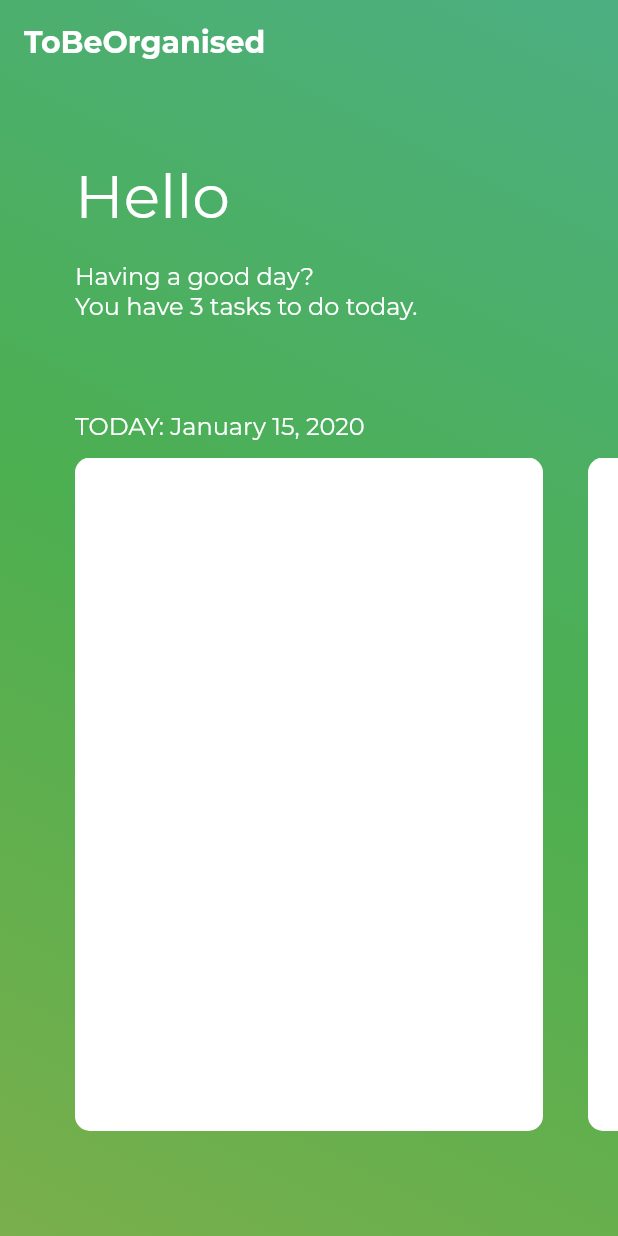
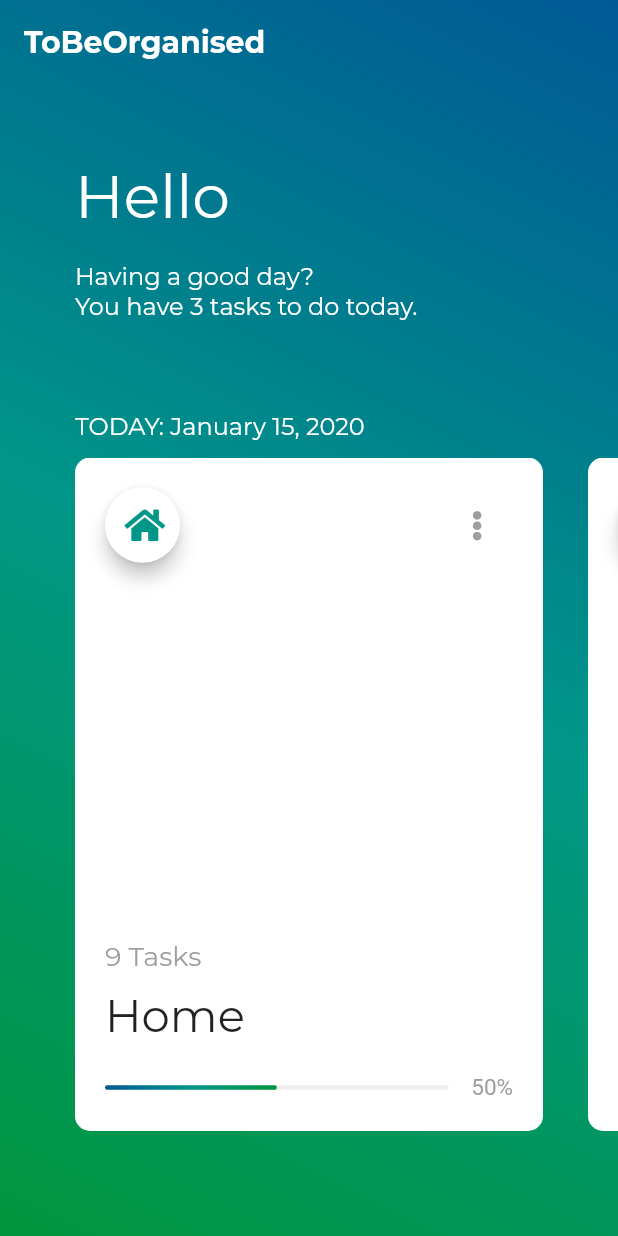
Before and after one commit to bnctth/ToBeOrganised, a Flutter app: the screen it shows after launch, on a phone screen of 412 x 824 dp. Run offline on Flutter 3.47's test engine with Material 2 defaults, Android fonts, the phone set to English and light mode, and no system bars; our stand-ins replace font_awesome_flutter, simple_animations; missing offline and left inert: swipedetector.

Commit message:
category card layout

```diff
--- a/lib/components/background.dart
+++ b/lib/components/background.dart
@@ -1,29 +1,78 @@
 import 'package:flutter/material.dart';
+import 'package:provider/provider.dart';
 import 'package:simple_animations/simple_animations.dart';
 
+import '../models/tasks.dart';
 
-class GradientBackground extends StatelessWidget {
-  final List<Color> oldColors;
-  final List<Color> currentColors;
+class GradientBackground extends StatefulWidget {
+  @override
+  _GradientBackgroundState createState() => _GradientBackgroundState();
+}
 
-  GradientBackground(this.oldColors, this.currentColors);
+class _GradientBackgroundState extends State<GradientBackground> {
+  List<Color> oldColors;
+  List<Color> currentColors;
+  MultiTrackTween tween;
+
+  @override
+  void initState() {
+    super.initState();
+    oldColors = Provider
+        .of<Tasks>(context, listen: false)
+        .oldColors;
+    currentColors = Provider
+        .of<Tasks>(context, listen: false)
+        .currentColors;
+  }
+
+  @override
+  void didChangeDependencies() {
+    super.didChangeDependencies();
+    Provider.of<Tasks>(context, listen: false).addListener(() {
+      print('most');
+      setState(() {
+        oldColors = Provider
+            .of<Tasks>(context, listen: false)
+            .oldColors;
+        currentColors =
+            Provider
+                .of<Tasks>(context, listen: false)
+                .currentColors;
+        print(oldColors);
+      });
+    });
+  }
 
   @override
   Widget build(BuildContext context) {
-    var tween = MultiTrackTween([
+
+    return Animation(tween: MultiTrackTween([
       Track("color1").add(Duration(milliseconds: 500),
           ColorTween(begin: oldColors[0], end: currentColors[0])),
       Track("color2").add(Duration(milliseconds: 500),
           ColorTween(begin: oldColors[1], end: currentColors[1])),
       Track("color3").add(Duration(milliseconds: 500),
           ColorTween(begin: oldColors[2], end: currentColors[2]))
-    ]);
+    ]));
+  }
+}
 
+class Animation extends StatelessWidget {
+  const Animation({
+    Key key,
+    @required this.tween,
+  }) : super(key: key);
+
+  final MultiTrackTween tween;
+
+  @override
+  Widget build(BuildContext context) {
     return ControlledAnimation(
       tween: tween,
       duration: tween.duration,
       playback: Playback.PLAY_FORWARD,
-      builder: (context, animation) => Container(
+      builder: (context, animation) {
+        return Container(
           height: double.infinity,
           width: double.infinity,
           decoration: BoxDecoration(
@@ -36,7 +85,8 @@ class GradientBackground extends StatelessWidget {
                   animation['color3']
                 ]),
           ),
-      ),
+        );
+      },
     );
   }
 }
--- a/lib/components/category_card.dart
+++ b/lib/components/category_card.dart
@@ -1,10 +1,15 @@
 import 'package:flutter/material.dart';
+import 'package:flutter/painting.dart';
+import 'package:font_awesome_flutter/font_awesome_flutter.dart';
+
+import '../models/category.dart';
+import 'gradient_progress_indicator.dart';
 
 class CategoryCard extends StatelessWidget {
   final double width;
-  final bool add;
+  final Category category;
 
-  CategoryCard(this.width, {this.add = false});
+  CategoryCard(this.width, this.category);
 
   @override
   Widget build(BuildContext context) {
@@ -15,8 +20,84 @@ class CategoryCard extends StatelessWidget {
       decoration: BoxDecoration(
           color: Colors.white,
           borderRadius: BorderRadius.all(Radius.circular(10))),
-      child: Container(),
+      child: Padding(
+        padding: EdgeInsets.all(20),
+        child: Column(
+          mainAxisAlignment: MainAxisAlignment.spaceBetween,
+          crossAxisAlignment: CrossAxisAlignment.start,
+          children: <Widget>[
+            Row(
+              mainAxisAlignment: MainAxisAlignment.spaceBetween,
+              children: <Widget>[
+                Material(
+                  elevation: 5,
+                  borderRadius: BorderRadius.all(Radius.circular(30)),
+                  child: CircleAvatar(
+                    backgroundColor: Colors.white,
+                    radius: 25,
+                    child: Icon(
+                      category.icon,
+                      color: category.colors[1],
+                    ),
+                  ),
+                ),
+                IconButton(
+                  icon: Icon(FontAwesomeIcons.ellipsisV),
+                  onPressed: () {
+//                    TODO category settings
+                  },
+                  color: Colors.grey,
+                  iconSize: 20,
+                )
+              ],
+            ),
+            Column(
+              crossAxisAlignment: CrossAxisAlignment.start,
+              children: <Widget>[
+                Text(
+                  '9 Tasks',
+                  style: TextStyle(
+                    color: Colors.grey,
+                    fontFamily: 'Montserrat',
+                    fontSize: 18,
+                  ),
+                ),
+                SizedBox(
+                  height: 10,
+                ),
+                Text(
+                  category.name,
+                  style: TextStyle(fontFamily: 'Montserrat', fontSize: 30),
+                ),
+                SizedBox(
+                  height: 20,
+                ),
+                Row(
+                  children: <Widget>[
+                    Expanded(
+                      child: GradientProgressIndicator(
+                        gradient: LinearGradient(colors: category.colors),
+                        inactiveColor: Colors.grey[200],
+                        value: 0.5,
+                      ),
+                    ),
+                    Padding(
+                      padding: EdgeInsets.only(left: 15),
+                      child: Text(
+                        '50%',
+                        style: TextStyle(
+                          color: Colors.grey,
+                          fontSize: 15,
+                        ),
+                      ),
+                    ),
+                  ],
+                )
+              ],
+            )
+          ],
+        ),
+      ),
     );
   }
-
 }
--- a/lib/components/category_list.dart
+++ b/lib/components/category_list.dart
@@ -54,7 +54,7 @@ class CategoryList extends StatelessWidget {
         ]
           ..addAll(Provider.of<Tasks>(context)
               .categories
-              .map((t) => CategoryCard(width - 100))
+              .map((t) => CategoryCard(width - 100, t))
               .toList())
           ..addAll([
             SizedBox(
--- /dev/null
+++ b/lib/components/gradient_progress_indicator.dart
@@ -0,0 +1,35 @@
+import 'package:flutter/material.dart';
+
+class GradientProgressIndicator extends StatelessWidget {
+  final double value;
+  final Color inactiveColor;
+  final Gradient gradient;
+
+  GradientProgressIndicator({this.value, this.inactiveColor, this.gradient});
+
+  @override
+  Widget build(BuildContext context) {
+    return Container(
+      decoration: BoxDecoration(
+        borderRadius: BorderRadius.all(
+          Radius.circular(5),
+        ),
+        color: inactiveColor,
+      ),
+      height: 3,
+      width: double.infinity,
+      child: FractionallySizedBox(
+        widthFactor: value,
+        alignment: Alignment.centerLeft,
+        child: Container(
+          decoration: BoxDecoration(
+            borderRadius: BorderRadius.all(
+              Radius.circular(5),
+            ),
+            gradient: gradient,
+          ),
+        ),
+      ),
+    );
+  }
+}
--- a/lib/models/category.dart
+++ b/lib/models/category.dart
@@ -5,10 +5,10 @@ import 'task.dart';
 class Category {
   String name;
   List<Task> tasks = [];
-  Icon icon;
+  IconData icon;
   List<Color> colors = [];
 
-  Category({String name, Icon icon, Color color}) {
+  Category({String name, IconData icon, Color color}) {
     this.name = name;
     this.icon = icon;
     final _hslcolor = HSLColor.fromColor(color);
--- a/lib/models/tasks.dart
+++ b/lib/models/tasks.dart
@@ -8,18 +8,18 @@ class Tasks extends ChangeNotifier {
   List<Category> _categories = [
     Category(
       name: 'Home',
-      color: Colors.green,
-      icon: Icon(FontAwesomeIcons.home),
+      color: Colors.teal,
+      icon: FontAwesomeIcons.home,
     ),
     Category(
       name: 'Home',
       color: Colors.red,
-      icon: Icon(FontAwesomeIcons.home),
+      icon: FontAwesomeIcons.home,
     ),
     Category(
       name: 'Home',
       color: Colors.cyan,
-      icon: Icon(FontAwesomeIcons.home),
+      icon: FontAwesomeIcons.home,
     ),
   ];
   int _currentCategory = 0;
@@ -29,7 +29,7 @@ class Tasks extends ChangeNotifier {
 
   UnmodifiableListView get categories => UnmodifiableListView(_categories);
 
-  void createCategory(String name, Color color, Icon icon) {
+  void createCategory(String name, Color color, IconData icon) {
     _categories.add(Category(name: name, color: color, icon: icon));
     notifyListeners();
   }
@@ -40,7 +40,7 @@ class Tasks extends ChangeNotifier {
 
 
   void setCurrentCategory(bool isBigger) {
-//    _oldCategory=_currentCategory+0;
+   _oldCategory=_currentCategory;
     isBigger ? _currentCategory++ : _currentCategory--;
     notifyListeners();
   }
--- a/lib/screens/main_screen.dart
+++ b/lib/screens/main_screen.dart
@@ -14,7 +14,7 @@ class MainScreen extends StatelessWidget {
   Widget build(BuildContext context) {
     return Stack(
       children: [
-        GradientBackground(Provider.of<Tasks>(context).oldColors,Provider.of<Tasks>(context).currentColors),
+        GradientBackground(),
         Scaffold(
           appBar: AppBar(
             title: Text(
--- a/pubspec.yaml
+++ b/pubspec.yaml
@@ -30,7 +30,7 @@ flutter:
   uses-material-design: true
 
   assets:
-  - assets/
+    - assets/
 
   fonts:
     - family: Montserrat
```
Also changed, not shown: lib/constants.dart (line endings or trailing spaces). Lines whose indentation alone changed are shown as unchanged.
